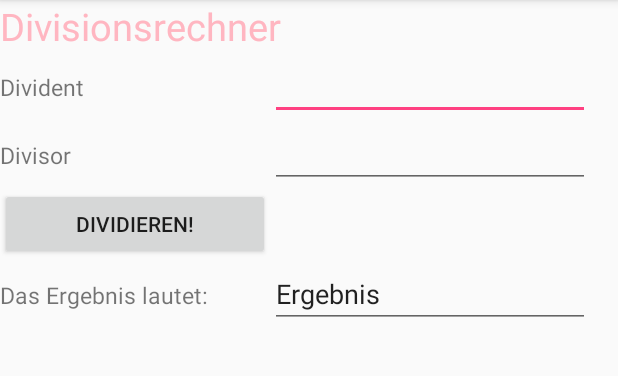
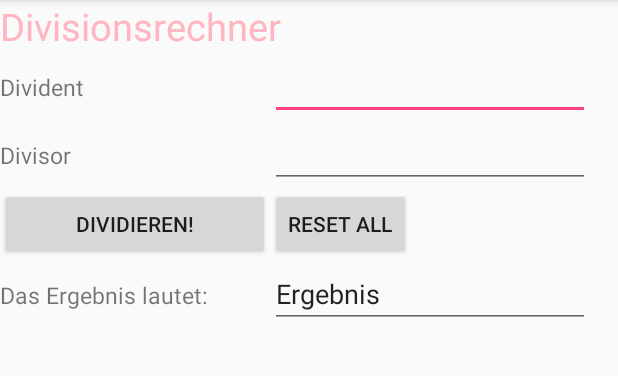
Before and after one commit to ElmedinaSaldic/MyfirstApplication, an Android app: the screen it shows after launch (MainActivity), on a phone screen of 412 x 824 dp, the part 84-460 px from its top. Run offline under Robolectric (Android 15) with nearby library versions, the phone set to English and light mode, and no system bars.

```diff
--- a/app/src/main/res/layout/activity_main.xml
+++ b/app/src/main/res/layout/activity_main.xml
@@ -80,6 +80,13 @@ android:layout_height="fill_parent"
                 android:layout_width="match_parent"
                 android:layout_height="match_parent">
 
+                <Button
+                    android:id="@+id/button3"
+                    android:layout_width="wrap_content"
+                    android:layout_height="wrap_content"
+                    android:onClick="MyReset"
+                    android:text="@string/Reset" />
+
                 <TableRow
                     android:layout_width="match_parent"
                     android:layout_height="match_parent" />
--- a/app/src/main/res/values/strings.xml
+++ b/app/src/main/res/values/strings.xml
@@ -5,6 +5,7 @@
     <string name="DivisorZahl">DivisorZahl</string>
     <string name="Ergebnis">Das Ergebnis lautet:</string>
     <string name="Dividieren">Dividieren!</string>
+    <string name="Reset">Reset all</string>
     <string name="D.Rechner">Divisionsrechner</string>
     <string name="Divident">Divident</string>
     <string name="Divisor">Divisor</string>
```
Also changed, not shown: app/src/main/java/com/example/elmedinasaldic/myfirstapplication/MainActivity.java (+21 -5 lines).
